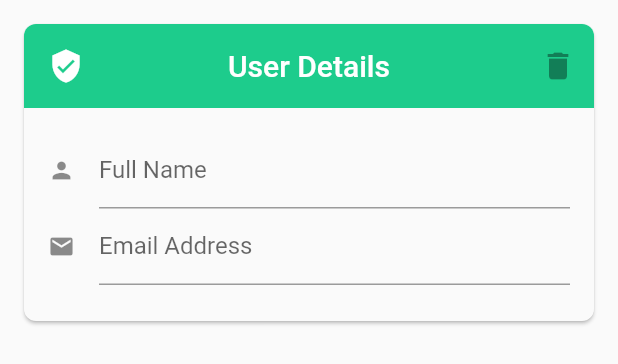
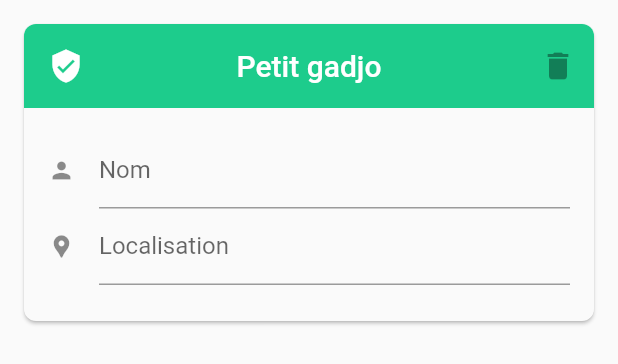
Before and after one commit to charlesarnault/rdverre-front, a Flutter app: the UserForm widget shown alone on an empty page, opened directly with empty values, on a phone screen of 412 x 824 dp. Shown: the top 364 px of the screen. Run offline on Flutter 3.47's test engine with Material 2 defaults, Android fonts, the phone set to English and light mode, and no system bars.

Commit message:
dealing with location arguments

```diff
--- a/lib/empty_state.dart
+++ b/lib/empty_state.dart
@@ -16,9 +16,9 @@ class EmptyState extends StatelessWidget {
         child: Column(
           mainAxisSize: MainAxisSize.min,
           children: <Widget>[
-            Text(title, style: Theme.of(context).textTheme.headline1),
+            Text(title, style: Theme.of(context).textTheme.headline3),
             Padding(
-              padding: EdgeInsets.all(8.0),
+              padding: EdgeInsets.all(8),
               child: Text(message),
             ),
           ],
--- a/lib/form.dart
+++ b/lib/form.dart
@@ -34,8 +34,8 @@ class _UserFormState extends State<UserForm> {
               AppBar(
                 leading: Icon(Icons.verified_user),
                 elevation: 0,
-                title: Text('User Details'),
-                backgroundColor: Theme.of(context).accentColor,
+                title: Text('Petit gadjo'),
+                backgroundColor: Theme.of(context).colorScheme.secondary,
                 centerTitle: true,
                 actions: <Widget>[
                   IconButton(
@@ -47,13 +47,13 @@ class _UserFormState extends State<UserForm> {
               Padding(
                 padding: EdgeInsets.only(left: 16, right: 16, top: 16),
                 child: TextFormField(
-                  initialValue: widget.user.fullName,
-                  //onSaved: (val) => widget.user.fullName = val,
+                  initialValue: widget.user.name,
+                  //onSaved: (val) => widget.user.name = val,
                   validator: (val) =>
                       val.length > 3 ? null : 'Full name is invalid',
                   decoration: const InputDecoration(
-                    labelText: 'Full Name',
-                    hintText: 'Enter your full name',
+                    labelText: 'Nom',
+                    hintText: 'Comment s\'appelle le petit gadjo ?',
                     icon: Icon(Icons.person),
                     isDense: true,
                   ),
@@ -62,14 +62,12 @@ class _UserFormState extends State<UserForm> {
               Padding(
                 padding: EdgeInsets.only(left: 16, right: 16, bottom: 24),
                 child: TextFormField(
-                  initialValue: widget.user.email,
-                  //onSaved: (val) => widget.user.email = val,
-                  validator: (val) =>
-                      val.contains('@') ? null : 'Email is invalid',
+                  initialValue: widget.user.loc,
+                  //onSaved: (val) => widget.user.loc = val,
                   decoration: const InputDecoration(
-                    labelText: 'Email Address',
-                    hintText: 'Enter your email',
-                    icon: Icon(Icons.email),
+                    labelText: 'Localisation',
+                    hintText: 'Où se trouve le petit gadjo ?',
+                    icon: Icon(Icons.location_pin),
                     isDense: true,
                   ),
                 ),
--- a/lib/user.dart
+++ b/lib/user.dart
@@ -1,6 +1,6 @@
 class User {
-  String fullName;
-  String email;
+  String name;
+  String loc;
 
-  User({this.fullName = '', this.email = ''});
+  User({this.name = '', this.loc = ''});
 }
```
Also changed, not shown: lib/multi_form.dart (+8 -7 lines).
